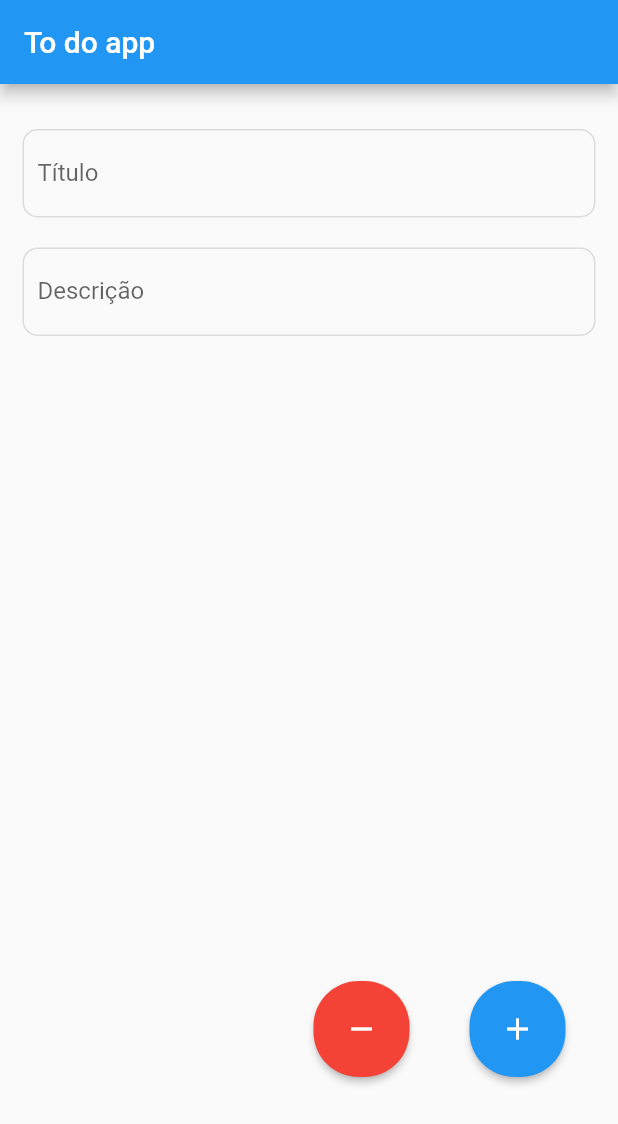
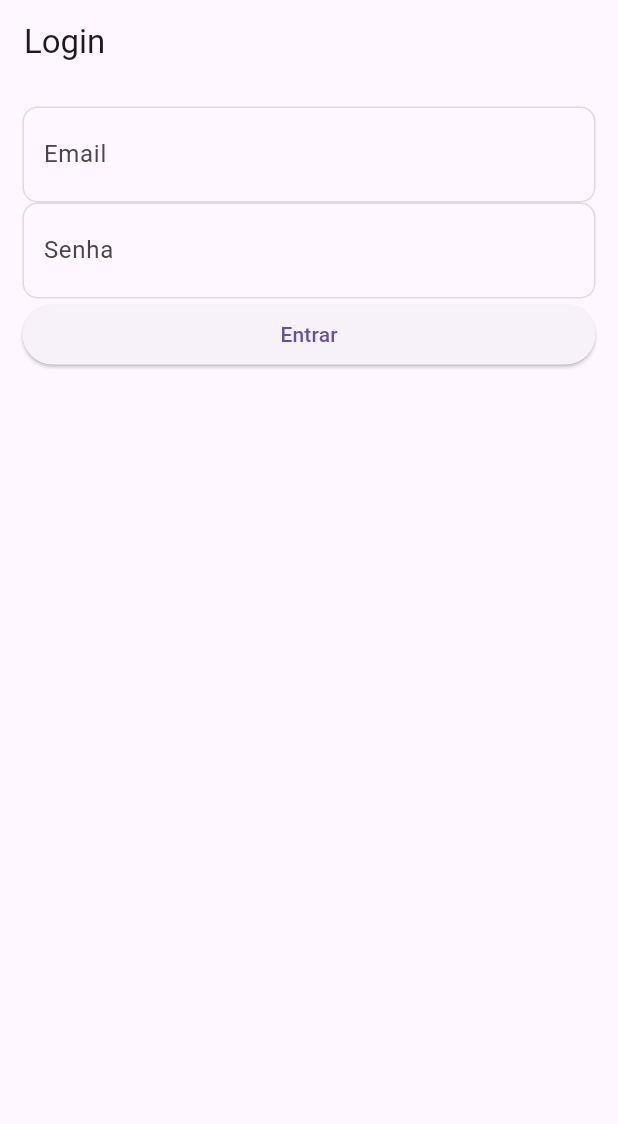
Before and after one commit to Antony-Lucas/TodoApp_Flutter-Dart, a Flutter app: the screen it shows after launch, on a phone screen of 412 x 824 dp. Shown: the top 1124 px of the screen. Run offline on Flutter 3.47's test engine with Material 2 defaults, Android fonts, the light colour scheme and no system bars; our stand-ins replace firebase_auth, firebase_core; accounts and stored records are empty.

Commit message:
login and logout featured

```diff
--- a/lib/Widgets/textField.dart
+++ b/lib/Widgets/textField.dart
@@ -19,3 +19,24 @@ Widget buildTextField({String? hint, required TextEditingController controller})
     ),
   );
 }
+
+Widget formTextField({String? hint, required TextEditingController controller, required bool passField}){
+  return TextField(
+    controller: controller,
+    obscureText: passField,
+    decoration: InputDecoration(
+      fillColor: Colors.black12,
+      labelText: hint,
+      floatingLabelBehavior: FloatingLabelBehavior.never,
+      focusedBorder: OutlineInputBorder(
+        borderSide: const BorderSide(color: Colors.black12),
+        borderRadius: BorderRadius.circular(10.0),
+      ),
+      enabledBorder: OutlineInputBorder(
+        borderSide: const BorderSide(color: Colors.black12),
+        borderRadius: BorderRadius.circular(10.0),
+      ),
+      contentPadding: const EdgeInsets.symmetric(horizontal: 10.0, vertical: 20.0),
+    ),
+  );
+}
--- a/lib/main.dart
+++ b/lib/main.dart
@@ -1,7 +1,13 @@
-import 'package:data_estructure_dart/Widgets/list.dart';
+import 'package:data_estructure_dart/firebase_options.dart';
+import 'package:firebase_core/firebase_core.dart';
 import 'package:flutter/material.dart';
+import 'package:data_estructure_dart/api/check_user.dart';
 
-void main() {
+Future<void> main() async {
+  WidgetsFlutterBinding.ensureInitialized();
+  await Firebase.initializeApp(
+    options: DefaultFirebaseOptions.currentPlatform,
+  );
   runApp(const MyApp());
 }
 
@@ -13,34 +19,10 @@ class MyApp extends StatelessWidget {
       debugShowCheckedModeBanner: false,
       title: 'to do app',
       theme: ThemeData(
+        useMaterial3: true,
         primarySwatch: Colors.blue,
       ),
-      home: const MyHomePage(title: 'To do app'),
+      home: const CheckPage(),
     );
   }
 }
-
-class MyHomePage extends StatefulWidget {
-  const MyHomePage({Key? key, required this.title}) : super(key: key);
-  final String title;
-
-  @override
-  State<MyHomePage> createState() => _MyHomePageState();
-}
-
-class _MyHomePageState extends State<MyHomePage> {
-  @override
-  Widget build(BuildContext context) {
-    return Scaffold(
-      resizeToAvoidBottomInset: false,
-      appBar: AppBar(
-        title: Text(widget.title),
-      ),
-      body: Column(
-          children: const <Widget>[
-            TaskList(),
-          ],
-      ),
-    );
-  }
-}
--- /dev/null
+++ b/lib/routes/login_user.dart
@@ -0,0 +1,70 @@
+import 'package:data_estructure_dart/Widgets/textField.dart';
+import 'package:data_estructure_dart/routes/list.dart';
+import 'package:firebase_auth/firebase_auth.dart';
+import 'package:flutter/material.dart';
+
+class LoginPage extends StatefulWidget {
+  const LoginPage({Key? key}) : super(key: key);
+
+  @override
+  State<LoginPage> createState() => _LoginPageState();
+}
+
+class _LoginPageState extends State<LoginPage> {
+  final emailController = TextEditingController();
+  final passController = TextEditingController();
+  final firebaseAuth = FirebaseAuth.instance;
+  @override
+  void dispose() {
+    emailController.dispose();
+    passController.dispose();
+    super.dispose();
+  }
+
+  @override
+  Widget build(BuildContext context) {
+    return Scaffold(
+      appBar: AppBar(automaticallyImplyLeading: false,title: const Text("Login")),
+      body: ListView(
+        padding: const EdgeInsets.all(15),
+        children: [
+          formTextField(hint: "Email",  controller: emailController, passField: false),
+          formTextField(hint: "Senha", controller: passController, passField: true),
+          ElevatedButton(onPressed: (){login();}, child: const Text("Entrar"))
+        ],
+      ),
+    );
+  }
+
+  login() async{
+    try {
+      UserCredential userCredential = await firebaseAuth.signInWithEmailAndPassword(
+        email: emailController.text,
+        password: passController.text
+      );
+
+      if(userCredential != null){
+        Navigator.pushReplacement(context, MaterialPageRoute(
+          builder: (context) => TaskList())
+        );
+      }
+    }
+    on FirebaseAuthException catch (e) {
+      if(e.code == 'invalid-email'){
+        ScaffoldMessenger.of(context).showSnackBar(
+          const SnackBar(
+            content: Text("Usuário não encontrado"),
+            backgroundColor: Colors.redAccent,
+          )
+        );
+      }else if(e.code == 'wrong-password'){
+        ScaffoldMessenger.of(context).showSnackBar(
+          const SnackBar(
+            content: Text("senha incorreta"),
+            backgroundColor: Colors.redAccent,
+          )
+        );
+      }
+    }
+  }
+}
--- a/pubspec.yaml
+++ b/pubspec.yaml
@@ -29,11 +29,13 @@ environment:
 dependencies:
   flutter:
     sdk: flutter
+  firebase_core: ^1.20.0
 
 
   # The following adds the Cupertino Icons font to your application.
   # Use with the CupertinoIcons class for iOS style icons.
   cupertino_icons: ^1.0.2
+  firebase_auth: ^3.5.0
 
 dev_dependencies:
   flutter_test:
```
Also changed, not shown: lib/api/check_user.dart (added, +38 -0 lines), lib/routes/list.dart (renamed from lib/Widgets/list.dart, +26 -3 lines), lib/api/task_management.dart (renamed from lib/Widgets/task_management.dart), lib/firebase_options.dart (added), package-lock.json (added), pubspec.lock, 6 other files.
